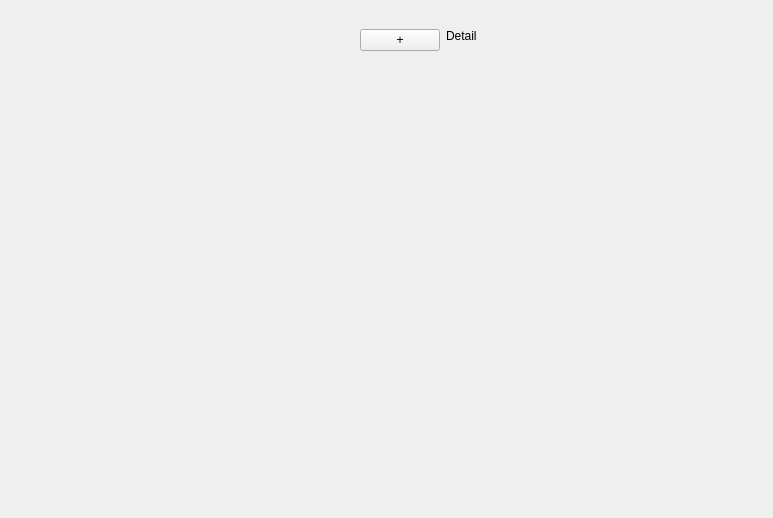
Old version of the form mainwindow.ui in the repository muxinyu1/download-helper.
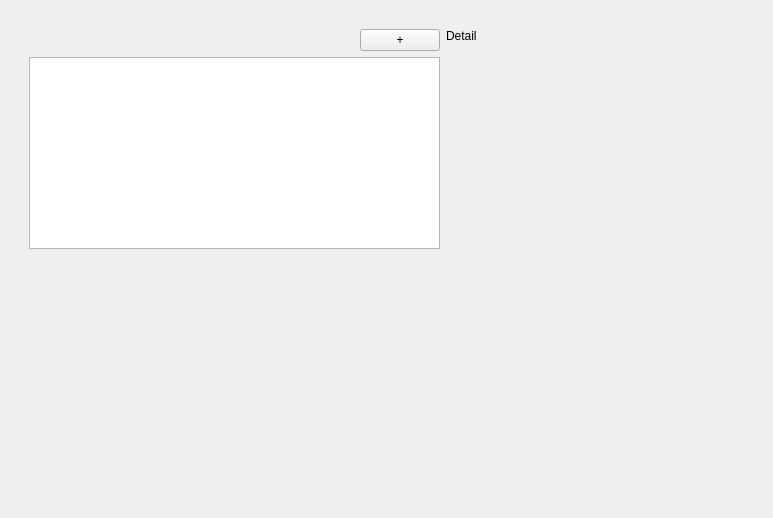
New version of the form.

What changed in the file:
```diff
--- a/mainwindow.ui
+++ b/mainwindow.ui
@@ -28,7 +28,7 @@
 				</property>
 				<layout class="QHBoxLayout" name="mainwindow" stretch="3,2">
 					<item>
-						<layout class="QVBoxLayout" name="downloadList" stretch="10,90">
+      <layout class="QVBoxLayout" name="downloadList" stretch="10,0,90">
 							<item>
 								<layout class="QHBoxLayout" name="tools">
 									<item>
@@ -53,6 +53,9 @@
 									</item>
 								</layout>
 							</item>
+       <item>
+        <widget class="QListWidget" name="downloadingList"/>
+       </item>
 							<item>
 								<spacer name="downloadListSpacer">
 									<property name="orientation">
```
Left out of the diff: 6 changed lines with no effect on the pictures. Lines whose indentation alone changed are shown as unchanged.
